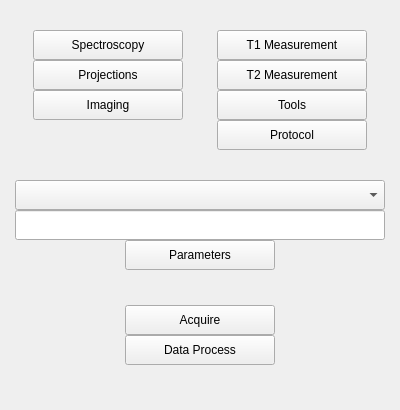
OpenMRI/ocra, file Applications/relax2/ui/mainwindow.ui: the form before one commit.
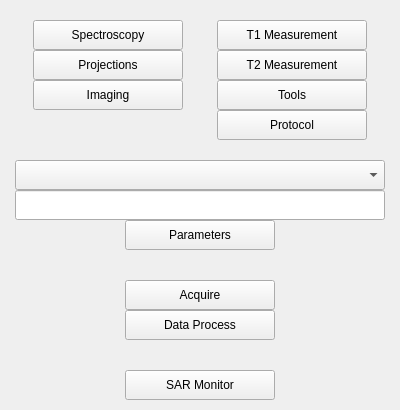
The form after the commit. Icons and pictures are not drawn.

The edit to the form file:
```diff
--- a/Applications/relax2/ui/mainwindow.ui
+++ b/Applications/relax2/ui/mainwindow.ui
@@ -439,6 +439,25 @@
           </property>
          </spacer>
         </item>
+        <item row="5" column="0">
+         <widget class="QPushButton" name="SAR_Monitor_pushButton">
+          <property name="minimumSize">
+           <size>
+            <width>150</width>
+            <height>30</height>
+           </size>
+          </property>
+          <property name="maximumSize">
+           <size>
+            <width>150</width>
+            <height>30</height>
+           </size>
+          </property>
+          <property name="text">
+           <string>SAR Monitor</string>
+          </property>
+         </widget>
+        </item>
        </layout>
       </item>
      </layout>
```
